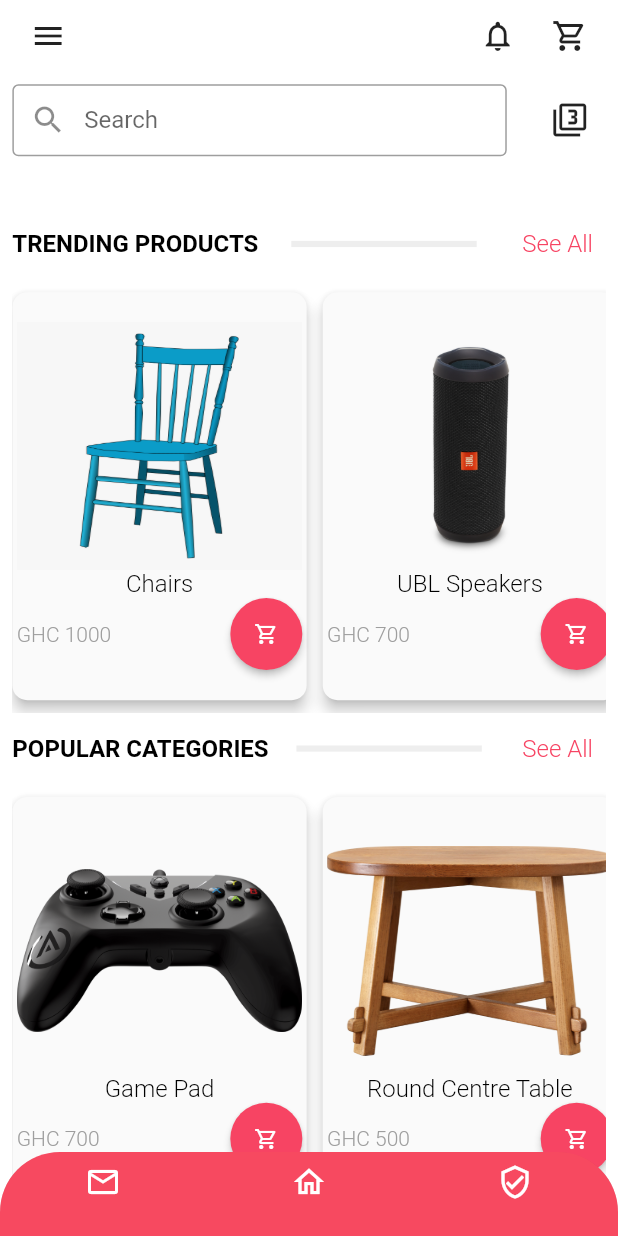
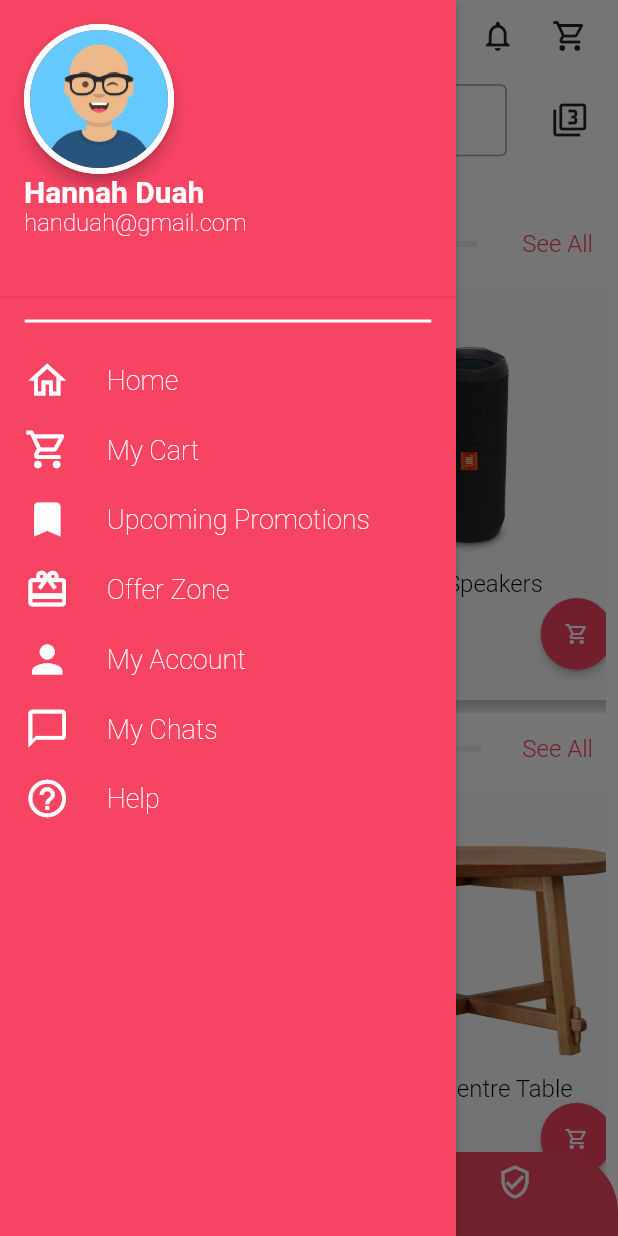
Before and after one commit to handuah/Ramini-UI, a Flutter app: the HomeScreen screen opened by its route, after a tap on the "menu" icon, on a phone screen of 412 x 824 dp. Run offline on Flutter 3.47's test engine with Material 2 defaults, Android fonts, the phone set to English and light mode, and no system bars; our stand-ins replace google_fonts, hexcolor; Roboto replaces fonts that are missing (Alata).

Commit message:
added Drawer

```diff
--- a/lib/screens/homeScreen.dart
+++ b/lib/screens/homeScreen.dart
@@ -11,11 +11,118 @@ class HomeScreen extends StatefulWidget {
 }
 
 class _HomeScreenState extends State<HomeScreen> {
+  // SCAFFOLD KEY
+  final GlobalKey<ScaffoldState> _homeScaffoldKey =
+      new GlobalKey<ScaffoldState>();
   @override
   Widget build(BuildContext context) {
     return Scaffold(
+      key: _homeScaffoldKey,
       extendBody:
           true, //this removes the white space at the begining of Bottom Navigation Bar after curve
+      drawer: Drawer(
+        elevation: 2.0,
+        child: ListView(
+          children: [
+            Container(
+              height: MediaQuery.of(context).size.height * 0.25,
+              color: HexColor("#F74463"),
+              child: DrawerHeader(
+                child: Column(
+                  mainAxisAlignment: MainAxisAlignment.start,
+                  crossAxisAlignment: CrossAxisAlignment.start,
+                  children: [
+                    Material(
+                      elevation: 4.0,
+                      borderRadius: BorderRadius.circular(100.0),
+                      child: CircleAvatar(
+                        // foregroundColor: Colors.white,
+                        backgroundColor: Colors.white,
+                        maxRadius: 50.0,
+                        child: CircleAvatar(
+                          backgroundColor: Colors.red,
+                          maxRadius: 46.0,
+                          backgroundImage: AssetImage('assets/avatar.jpg'),
+                        ),
+                      ),
+                    ),
+                    Text(
+                      'Hannah Duah',
+                      style: GoogleFonts.alata(
+                        textStyle: TextStyle(
+                          // letterSpacing: 2,
+                          fontSize: 20.0,
+                          fontWeight: FontWeight.w600,
+                          color: HexColor("#FFFFFF"),
+                        ),
+                      ),
+                    ),
+                    Text(
+                      'handuah@gmail.com',
+                      style: GoogleFonts.alata(
+                        textStyle: TextStyle(
+                          // letterSpacing: 2,
+                          fontSize: 16.0,
+                          fontWeight: FontWeight.w200,
+                          color: HexColor("#FFFFFF"),
+                        ),
+                      ),
+                    ),
+                  ],
+                ),
+              ),
+            ),
+            Container(
+              color: HexColor("#F74463"),
+              height: MediaQuery.of(context).size.height,
+              child: Padding(
+                padding: EdgeInsets.symmetric(
+                  horizontal: MediaQuery.of(context).size.width * 0.04,
+                ),
+                child: Column(
+                  children: [
+                    Divider(
+                      color: Colors.white,
+                      thickness: 2.0,
+                    ),
+                    SizedBox(
+                      height: MediaQuery.of(context).size.height * 0.02,
+                    ),
+                    DrawerItems(Icons.home_outlined, 'Home'),
+                    SizedBox(
+                      height: MediaQuery.of(context).size.height * 0.02,
+                    ),
+                    DrawerItems(Icons.shopping_cart_outlined, 'My Cart'),
+                    SizedBox(
+                      height: MediaQuery.of(context).size.height * 0.02,
+                    ),
+                    DrawerItems(Icons.bookmark_outlined, 'Upcoming Promotions'),
+                    SizedBox(
+                      height: MediaQuery.of(context).size.height * 0.02,
+                    ),
+                    DrawerItems(Icons.card_giftcard_outlined, 'Offer Zone'),
+                    SizedBox(
+                      height: MediaQuery.of(context).size.height * 0.02,
+                    ),
+                    DrawerItems(Icons.person, 'My Account'),
+                    SizedBox(
+                      height: MediaQuery.of(context).size.height * 0.02,
+                    ),
+                    DrawerItems(Icons.chat_bubble_outline_outlined, 'My Chats'),
+                    SizedBox(
+                      height: MediaQuery.of(context).size.height * 0.02,
+                    ),
+                    DrawerItems(Icons.help_outline, 'Help'),
+                    SizedBox(
+                      height: MediaQuery.of(context).size.height * 0.02,
+                    ),
+                  ],
+                ),
+              ),
+            ),
+          ],
+        ),
+      ),
       bottomNavigationBar: ClipRRect(
         borderRadius: BorderRadius.only(
           topLeft: Radius.circular(
@@ -94,7 +201,10 @@ class _HomeScreenState extends State<HomeScreen> {
               children: [
                 IconButton(
                   icon: Icon(Icons.menu),
-                  onPressed: () {},
+                  onPressed: () {
+                    _homeScaffoldKey.currentState
+                        .openDrawer(); //OPEN DRAWER ON BUTTON CLICK
+                  },
                 ),
                 Row(
                   mainAxisAlignment: MainAxisAlignment.start,
@@ -757,3 +867,47 @@ class _HomeScreenState extends State<HomeScreen> {
     );
   }
 }
+
+// Drawer List Class
+class DrawerItems extends StatefulWidget {
+  final IconData iconName;
+  final String iconLabel;
+
+  const DrawerItems(this.iconName, this.iconLabel);
+  // const DrawerItems({ Key? key }) : super(key: key);
+
+  @override
+  _DrawerItemsState createState() => _DrawerItemsState();
+}
+
+class _DrawerItemsState extends State<DrawerItems> {
+  @override
+  Widget build(BuildContext context) {
+    return Row(
+      mainAxisAlignment: MainAxisAlignment.start,
+      children: [
+        Icon(
+          // Icons.home_outlined,
+          widget.iconName,
+          color: Colors.white,
+          size: 30.0,
+        ),
+        SizedBox(
+          width: MediaQuery.of(context).size.width * 0.06,
+        ),
+        Text(
+          // 'Home',
+          widget.iconLabel,
+          style: GoogleFonts.alata(
+            textStyle: TextStyle(
+              // letterSpacing: 2,
+              fontSize: 18.0,
+              fontWeight: FontWeight.w200,
+              color: HexColor("#FFFFFF"),
+            ),
+          ),
+        ),
+      ],
+    );
+  }
+}
```
